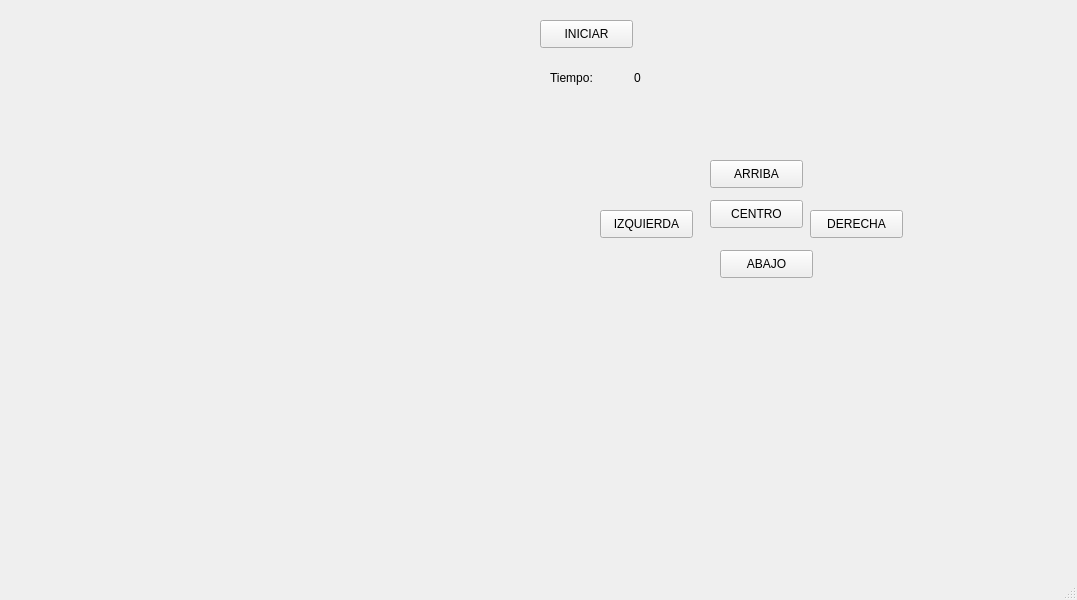
First picture: the form in Programas/U3_Clase/P3_Ejemplo_JuegoGrafica/Plantilla_Juego.ui, repository NEUTRALDUST21/PIP_2024_3_Eq_Maciel, before the edit.
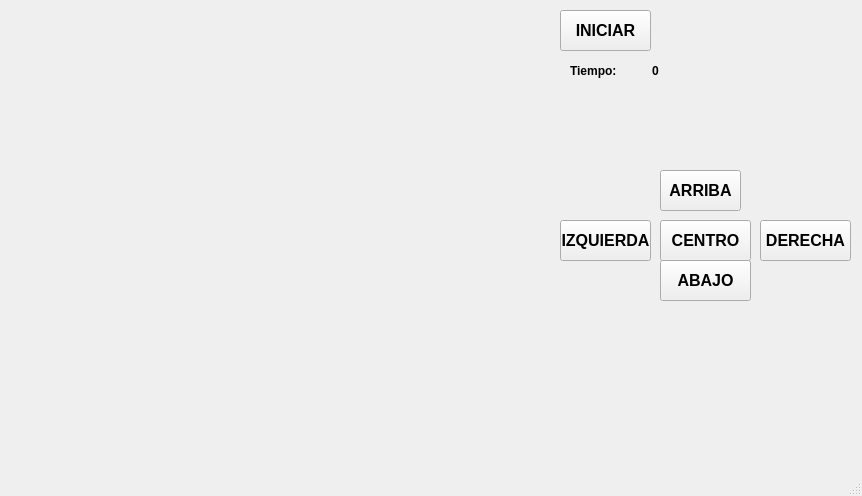
Second picture: the form after the edit.

The edit to the form file:
```diff
--- a/Programas/U3_Clase/P3_Ejemplo_JuegoGrafica/Plantilla_Juego.ui
+++ b/Programas/U3_Clase/P3_Ejemplo_JuegoGrafica/Plantilla_Juego.ui
@@ -6,23 +6,40 @@
    <rect>
     <x>0</x>
     <y>0</y>
-    <width>1077</width>
-    <height>600</height>
+    <width>862</width>
+    <height>496</height>
    </rect>
   </property>
   <property name="windowTitle">
    <string>MainWindow</string>
   </property>
   <widget class="QWidget" name="centralwidget">
+   <widget class="QWidget" name="verticalLayoutWidget">
+    <property name="geometry">
+     <rect>
+      <x>40</x>
+      <y>0</y>
+      <width>501</width>
+      <height>441</height>
+     </rect>
+    </property>
+    <layout class="QVBoxLayout" name="verticalLayout"/>
+   </widget>
    <widget class="QPushButton" name="btn_action">
     <property name="geometry">
      <rect>
-      <x>540</x>
-      <y>20</y>
-      <width>93</width>
-      <height>28</height>
+      <x>560</x>
+      <y>10</y>
+      <width>91</width>
+      <height>41</height>
      </rect>
     </property>
+    <property name="font">
+     <font>
+      <pointsize>12</pointsize>
+      <bold>true</bold>
+     </font>
+    </property>
     <property name="text">
      <string>INICIAR</string>
     </property>
@@ -30,12 +47,18 @@
    <widget class="QPushButton" name="btn_arriba">
     <property name="geometry">
      <rect>
-      <x>710</x>
-      <y>160</y>
-      <width>93</width>
-      <height>28</height>
+      <x>660</x>
+      <y>170</y>
+      <width>81</width>
+      <height>41</height>
      </rect>
     </property>
+    <property name="font">
+     <font>
+      <pointsize>12</pointsize>
+      <bold>true</bold>
+     </font>
+    </property>
     <property name="text">
      <string>ARRIBA</string>
     </property>
@@ -43,88 +66,111 @@
    <widget class="QPushButton" name="btn_izquierda">
     <property name="geometry">
      <rect>
-      <x>600</x>
-      <y>210</y>
-      <width>93</width>
-      <height>28</height>
+      <x>560</x>
+      <y>220</y>
+      <width>91</width>
+      <height>41</height>
      </rect>
     </property>
+    <property name="font">
+     <font>
+      <pointsize>12</pointsize>
+      <bold>true</bold>
+     </font>
+    </property>
     <property name="text">
      <string>IZQUIERDA</string>
     </property>
    </widget>
-   <widget class="QPushButton" name="btn_centro">
-    <property name="geometry">
-     <rect>
-      <x>710</x>
-      <y>200</y>
-      <width>93</width>
-      <height>28</height>
-     </rect>
-    </property>
-    <property name="text">
-     <string>CENTRO</string>
-    </property>
-   </widget>
-   <widget class="QPushButton" name="btn_derecha">
-    <property name="geometry">
-     <rect>
-      <x>810</x>
-      <y>210</y>
-      <width>93</width>
-      <height>28</height>
-     </rect>
-    </property>
-    <property name="text">
-     <string>DERECHA</string>
-    </property>
-   </widget>
    <widget class="QPushButton" name="btn_abajo">
     <property name="geometry">
      <rect>
-      <x>720</x>
-      <y>250</y>
-      <width>93</width>
-      <height>28</height>
+      <x>660</x>
+      <y>260</y>
+      <width>91</width>
+      <height>41</height>
      </rect>
     </property>
+    <property name="font">
+     <font>
+      <pointsize>12</pointsize>
+      <bold>true</bold>
+     </font>
+    </property>
     <property name="text">
      <string>ABAJO</string>
     </property>
    </widget>
-   <widget class="QWidget" name="verticalLayoutWidget">
+   <widget class="QPushButton" name="btn_derecha">
     <property name="geometry">
      <rect>
-      <x>20</x>
-      <y>20</y>
-      <width>511</width>
-      <height>521</height>
+      <x>760</x>
+      <y>220</y>
+      <width>91</width>
+      <height>41</height>
      </rect>
     </property>
-    <layout class="QVBoxLayout" name="verticalLayout"/>
+    <property name="font">
+     <font>
+      <pointsize>12</pointsize>
+      <bold>true</bold>
+     </font>
+    </property>
+    <property name="text">
+     <string>DERECHA</string>
+    </property>
+   </widget>
+   <widget class="QPushButton" name="btn_centro">
+    <property name="geometry">
+     <rect>
+      <x>660</x>
+      <y>220</y>
+      <width>91</width>
+      <height>41</height>
+     </rect>
+    </property>
+    <property name="font">
+     <font>
+      <pointsize>12</pointsize>
+      <bold>true</bold>
+     </font>
+    </property>
+    <property name="text">
+     <string>CENTRO</string>
+    </property>
    </widget>
    <widget class="QLabel" name="label">
     <property name="geometry">
      <rect>
-      <x>550</x>
-      <y>70</y>
-      <width>55</width>
-      <height>16</height>
+      <x>570</x>
+      <y>60</y>
+      <width>51</width>
+      <height>21</height>
      </rect>
     </property>
+    <property name="font">
+     <font>
+      <bold>true</bold>
+     </font>
+    </property>
     <property name="text">
-     <string>Tiempo: </string>
+     <string>Tiempo:</string>
     </property>
    </widget>
-   <widget class="QLabel" name="label_tiempo">
+   <widget class="QLabel" name="txt_tiempo">
     <property name="geometry">
      <rect>
-      <x>610</x>
-      <y>70</y>
-      <width>55</width>
-      <height>16</height>
+      <x>630</x>
+      <y>60</y>
+      <width>51</width>
+      <height>21</height>
      </rect>
     </property>
+    <property name="font">
+     <font>
+      <bold>true</bold>
+     </font>
+    </property>
     <property name="text">
      <string>0</string>
     </property>
@@ -138,8 +184,8 @@
     <rect>
      <x>0</x>
      <y>0</y>
-     <width>1077</width>
-     <height>26</height>
+     <width>862</width>
+     <height>24</height>
     </rect>
    </property>
   </widget>
```
